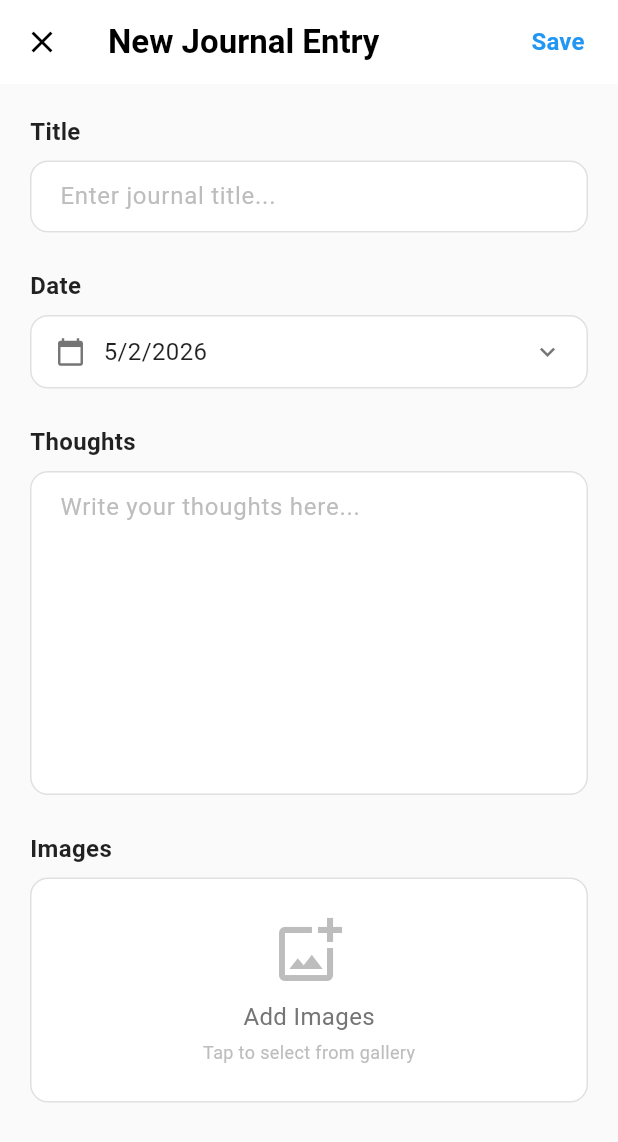
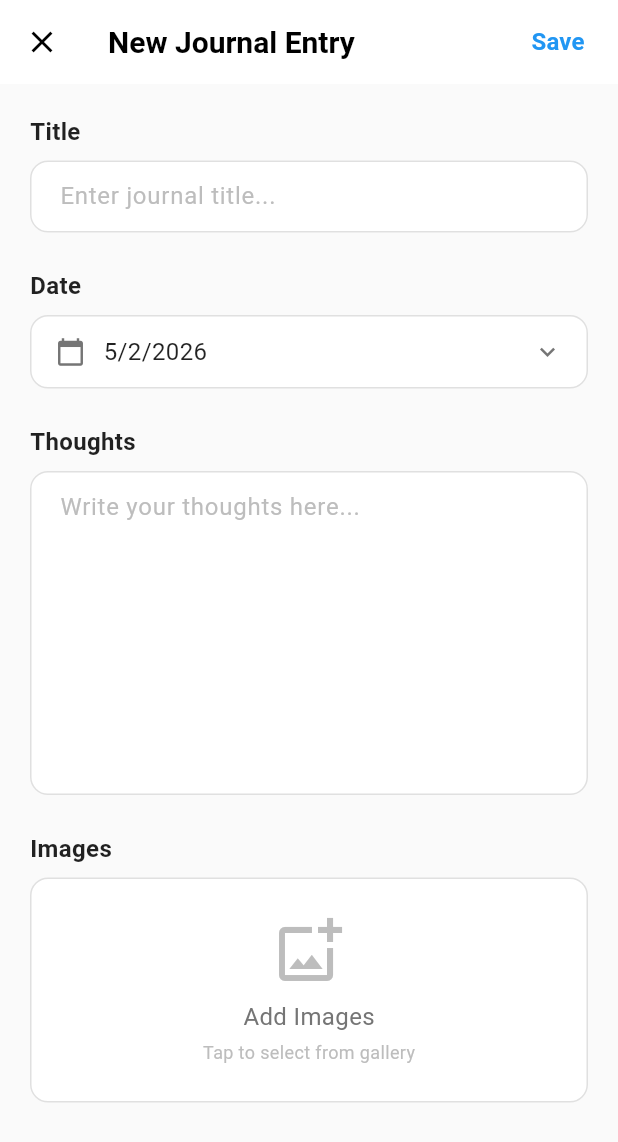
Before and after one commit to AbdulRahman395/notevia-mobile-app, a Flutter app: the JournalEntryPage screen opened by its route, on a phone screen of 412 x 824 dp. Shown: the top 1142 px of the screen. Run offline on Flutter 3.47's test engine with Material 3 defaults, Android fonts, the phone set to English and light mode, and no system bars; our stand-ins replace flutter_html, image_picker, permission_handler, shared_preferences, table_calendar; accounts and stored records are empty; network calls fail.

```diff
--- a/lib/pages/journal_entry_page.dart
+++ b/lib/pages/journal_entry_page.dart
@@ -212,7 +212,11 @@ class _JournalEntryPageState extends State<JournalEntryPage> {
         elevation: 0,
         title: const Text(
           'New Journal Entry',
-          style: TextStyle(color: Colors.black, fontWeight: FontWeight.w600),
+          style: TextStyle(
+            color: Colors.black,
+            fontWeight: FontWeight.w600,
+            fontSize: 20,
+          ),
         ),
         leading: IconButton(
           onPressed: () {
--- a/pubspec.yaml
+++ b/pubspec.yaml
@@ -40,6 +40,7 @@ dependencies:
   image_picker: ^1.0.7
   permission_handler: ^11.3.1
   table_calendar: ^3.2.0
+  pin_code_fields: ^8.0.1
 
 dev_dependencies:
   flutter_test:
```
Also changed, not shown: lib/pages/journal_detail_page.dart (+8 -0 lines), pubspec.lock.
